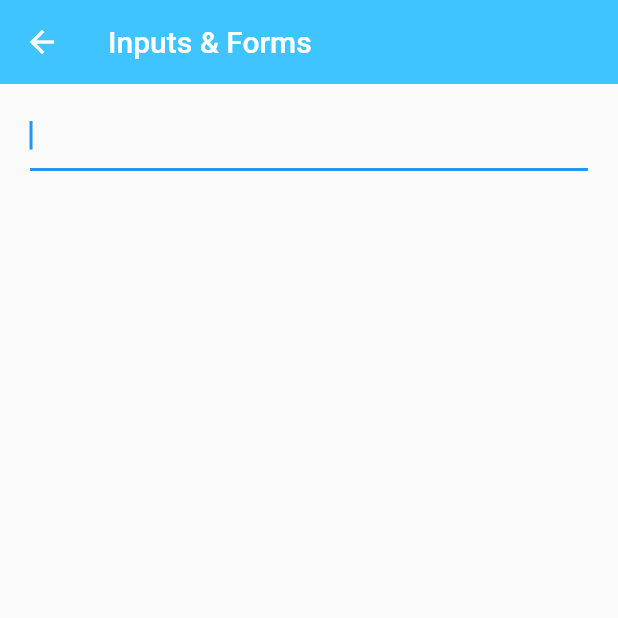
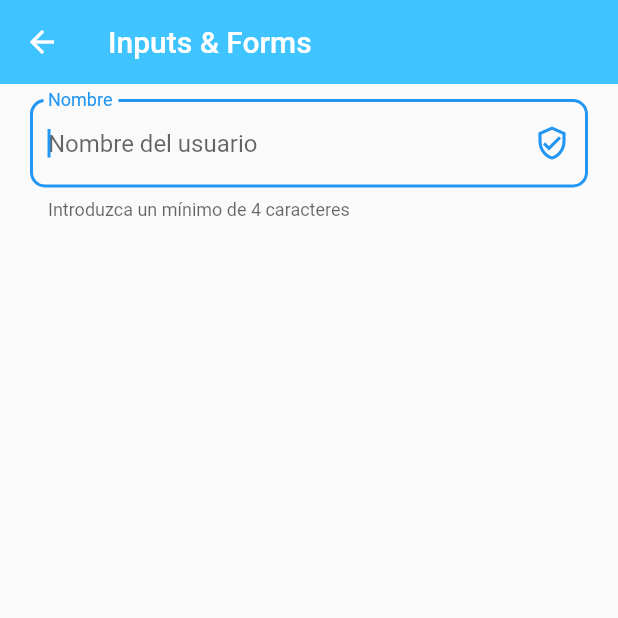
Before and after one commit to diegostreetbob/Flutter-Components, a Flutter app: the InputsScreen screen opened by its route, on a phone screen of 412 x 824 dp, the top half of it. Run offline on Flutter 3.47's test engine with Material 2 defaults, Android fonts, the phone set to English and light mode, and no system bars; missing offline and left inert: dart:ffi.

Commit message:
Update inputs_screen.dart
Se han tratado algunas características del de TextFormField

```diff
--- a/lib/screens/inputs_screen.dart
+++ b/lib/screens/inputs_screen.dart
@@ -5,8 +5,9 @@ import 'package:flutter/material.dart';
 import '/screens/screens.dart';
 ////////////////////////////////////////////////////////////////////////////////////////////////////
 class  InputsScreen extends StatelessWidget {
+  //
   const InputsScreen ({Key? key}) : super(key: key);
-
+  //
   @override
   Widget build(BuildContext context) {
       return Scaffold(
@@ -30,7 +31,24 @@ class  InputsScreen extends StatelessWidget {
                   onChanged: (value){ //imprime lo escrito
                     print("value: $value");
                   },
-
+                  //validación
+                  autovalidateMode: AutovalidateMode.onUserInteraction,
+                  validator:(value){
+                    if(value != null) {
+                      return value.length < 4 ? "Mínimo escribir 4 caracteres" : "";
+                    }else{
+                      return "Este campo es requerido";
+                    }
+                  },
+                  decoration: const InputDecoration(
+                    hintText: "Nombre del usuario",
+                    labelText: "Nombre",
+                    helperText: "Introduzca un mínimo de 4 caracteres",
+                    suffixIcon: Icon(Icons.verified_user_outlined),
+                    border: OutlineInputBorder(
+                      borderRadius: BorderRadius.all(Radius.circular(10))
+                    )
+                  ),
                 )
               ],
             ),
```
